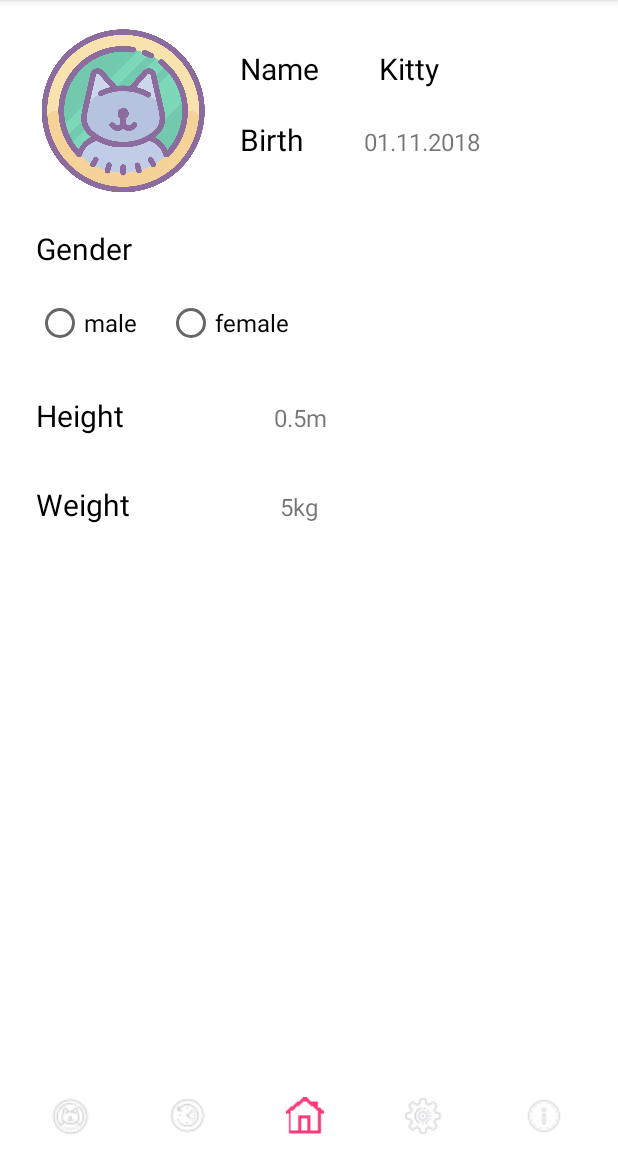
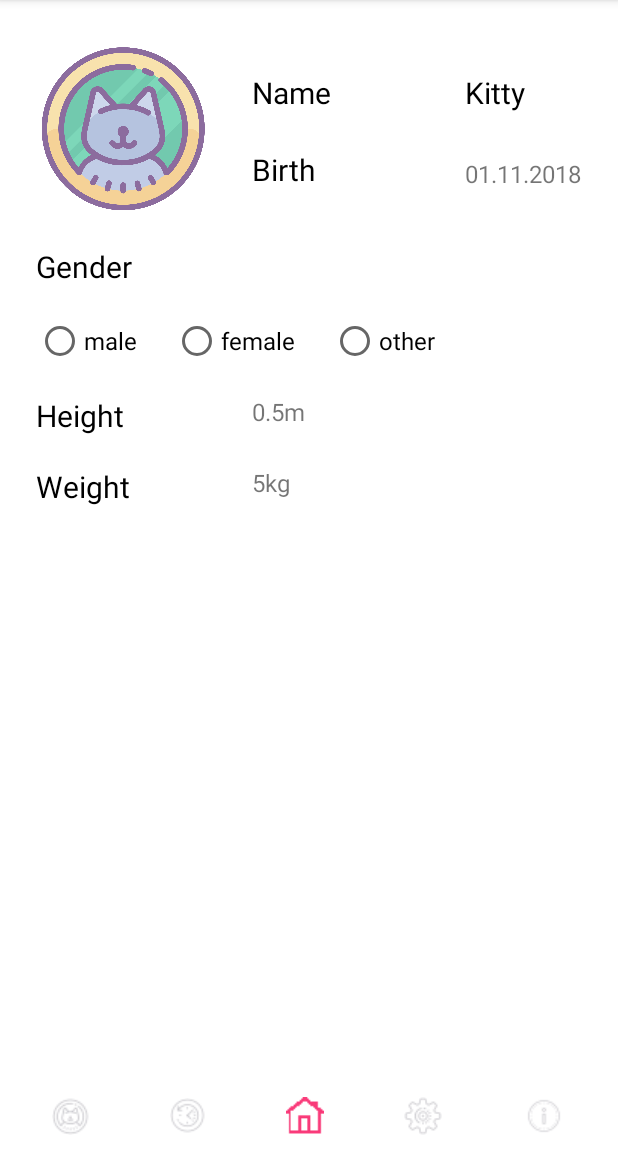
Before and after one commit to ZhenyaVasilevskiy/Catrunner, an Android app: the fragment ProfileFragment placed in its activity, on a phone screen of 412 x 824 dp, the part 84-1236 px from its top. Run offline under Robolectric (Android 15) with nearby library versions, the phone set to English and light mode, and no system bars.

```diff
--- a/app/src/main/res/layout/activity_main.xml
+++ b/app/src/main/res/layout/activity_main.xml
@@ -20,6 +20,7 @@
         android:padding="8dp">
 
         <ImageButton
+            android:contentDescription="@string/title_profile"
             android:src="@drawable/ic_cat_25dp"
             android:background="@drawable/menu_btn_shape"
             android:id="@+id/btn_profile"
@@ -29,6 +30,7 @@
             android:onClick="onClick"/>
 
         <ImageButton
+            android:contentDescription="@string/title_history"
             android:src="@drawable/ic_history_24dp"
             android:background="@drawable/menu_btn_shape"
             android:id="@+id/btn_history"
@@ -38,6 +40,7 @@
             android:onClick="onClick"/>
 
         <ImageButton
+            android:contentDescription="@string/app_name"
             android:src="@drawable/ic_home_25dp"
             android:background="@drawable/menu_btn_shape"
             android:id="@+id/btn_home"
@@ -47,6 +50,7 @@
             android:onClick="onClick"/>
 
         <ImageButton
+            android:contentDescription="@string/title_settings"
             android:src="@drawable/ic_settings_25dp"
             android:background="@drawable/menu_btn_shape"
             android:id="@+id/btn_settings"
@@ -56,6 +60,7 @@
             android:onClick="onClick"/>
 
         <ImageButton
+            android:contentDescription="@string/title_info"
             android:src="@drawable/ic_i_25dp"
             android:background="@drawable/menu_btn_shape"
             android:id="@+id/btn_info"
@@ -63,8 +68,7 @@
             android:layout_width="0dp"
             android:layout_weight="1"
             android:onClick="onClick"
-            android:layout_margin="2dp"
-            android:elevation="2dp"/>
+            android:layout_margin="2dp" />
 
     </LinearLayout>
 
--- a/app/src/main/res/layout/info_fragment.xml
+++ b/app/src/main/res/layout/info_fragment.xml
@@ -3,7 +3,7 @@
     xmlns:android="http://schemas.android.com/apk/res/android"
     android:layout_width="match_parent"
     android:layout_height="match_parent"
-    android:background="#b8fd82"
+    android:background="@color/colorWhite"
     android:orientation="vertical">
 
     <LinearLayout
@@ -32,5 +32,4 @@
 
     </LinearLayout>
 
-
 </LinearLayout>
--- a/app/src/main/res/layout/profile_fragment.xml
+++ b/app/src/main/res/layout/profile_fragment.xml
@@ -1,161 +1,171 @@
 <?xml version="1.0" encoding="utf-8"?>
-<LinearLayout
-    xmlns:android="http://schemas.android.com/apk/res/android"
+<ScrollView xmlns:android="http://schemas.android.com/apk/res/android"
+    android:layout_width="match_parent"
+    android:layout_height="match_parent">
+
+    <RelativeLayout xmlns:android="http://schemas.android.com/apk/res/android"
         android:layout_width="match_parent"
         android:layout_height="match_parent"
-    android:paddingLeft="24dp"
-    android:paddingStart="24dp"
         android:background="@color/colorWhite"
-    android:orientation="vertical">
-
-    <LinearLayout
-        android:layout_width="match_parent"
-        android:layout_height="wrap_content"
-        android:layout_marginTop="12dp"
-        android:orientation="horizontal">
+        android:padding="24dp">
 
         <ImageView
+            android:id="@+id/img_profile"
             android:layout_width="120dp"
             android:layout_height="120dp"
-            android:src="@drawable/cat_profile"
-            android:scaleType="centerCrop"/>
-
-        <LinearLayout
-            android:layout_width="match_parent"
-            android:layout_height="match_parent"
-            android:orientation="vertical">
-
-            <LinearLayout
-                android:layout_width="match_parent"
-                android:layout_height="wrap_content"
-                android:layout_marginStart="16dp"
-                android:layout_marginLeft="16dp"
-                android:layout_marginTop="20dp"
-                android:orientation="horizontal" >
+            android:layout_alignParentStart="true"
+            android:layout_alignParentLeft="true"
+            android:layout_alignParentTop="true"
+            android:scaleType="centerCrop"
+            android:src="@drawable/cat_profile" />
 
         <TextView
+            android:id="@+id/txt_name"
             android:layout_width="wrap_content"
             android:layout_height="wrap_content"
-                    android:textSize="20sp"
+            android:layout_alignParentTop="true"
+            android:layout_margin="24dp"
+            android:layout_toEndOf="@id/img_profile"
+            android:layout_toRightOf="@id/img_profile"
+            android:text="@string/txt_name"
             android:textColor="@color/colorBlack"
-                    android:text="@string/txt_name"/>
+            android:textSize="20sp" />
 
         <TextView
+            android:id="@+id/txt_user_name"
             android:layout_width="wrap_content"
             android:layout_height="wrap_content"
-                    android:layout_marginLeft="40dp"
-                    android:layout_marginStart="40dp"
+            android:layout_alignStart="@id/txt_user_birth"
+            android:layout_alignLeft="@id/txt_user_birth"
+            android:layout_marginTop="24dp"
+            android:layout_toEndOf="@id/txt_name"
+            android:layout_toRightOf="@id/txt_name"
+            android:text="Kitty"
             android:textColor="@color/colorBlack"
-                    android:textSize="20sp"
-                    android:text="Kitty" />
-
-            </LinearLayout>
-
-            <LinearLayout
-                android:layout_width="match_parent"
-                android:layout_height="wrap_content"
-                android:layout_marginStart="16dp"
-                android:layout_marginLeft="16dp"
-                android:layout_marginTop="20dp"
-                android:orientation="horizontal" >
+            android:textSize="20sp" />
 
         <TextView
+            android:id="@+id/txt_birth"
             android:layout_width="wrap_content"
             android:layout_height="wrap_content"
-                    android:textSize="20sp"
+            android:layout_below="@id/txt_name"
+            android:layout_alignStart="@id/txt_name"
+            android:layout_alignLeft="@id/txt_name"
+            android:layout_toEndOf="@id/img_profile"
+            android:layout_toRightOf="@id/img_profile"
+            android:text="@string/txt_birth"
             android:textColor="@color/colorBlack"
-                    android:text="@string/txt_birth"/>
+            android:textSize="20sp" />
 
         <TextView
+            android:id="@+id/txt_user_birth"
             android:layout_width="wrap_content"
             android:layout_height="wrap_content"
-                    android:layout_marginLeft="40dp"
-                    android:layout_marginStart="40dp"
-                    android:textSize="16sp"
-                    android:text="01.11.2018" />
-
-            </LinearLayout>
-
-        </LinearLayout>
-
-    </LinearLayout>
+            android:layout_alignBottom="@id/txt_birth"
+            android:layout_alignParentEnd="true"
+            android:layout_alignParentRight="true"
+            android:text="01.11.2018"
+            android:textSize="16sp" />
 
         <TextView
+            android:id="@+id/txt_gender"
             android:layout_width="wrap_content"
             android:layout_height="wrap_content"
+            android:layout_below="@id/img_profile"
+            android:layout_alignStart="@id/img_profile"
+            android:layout_alignLeft="@id/img_profile"
             android:layout_marginTop="20dp"
-        android:textSize="20sp"
+            android:text="@string/txt_gender"
             android:textColor="@color/colorBlack"
-        android:text="@string/txt_gender"/>
+            android:textSize="20sp" />
 
         <RadioGroup
+            android:id="@+id/radio_gender"
             android:layout_width="wrap_content"
             android:layout_height="wrap_content"
+            android:layout_below="@id/txt_gender"
+            android:layout_alignStart="@id/txt_gender"
+            android:layout_alignLeft="@id/txt_gender"
             android:layout_marginTop="20dp"
             android:orientation="horizontal">
 
             <RadioButton
                 android:layout_width="wrap_content"
                 android:layout_height="wrap_content"
-            android:layout_marginEnd="20dp"
-            android:layout_marginRight="20dp"
-            android:textSize="16sp"
-            android:text="@string/txt_male"/>
+                android:layout_marginEnd="24dp"
+                android:layout_marginRight="24dp"
+                android:text="@string/txt_male"
+                android:textSize="16sp" />
 
             <RadioButton
                 android:layout_width="wrap_content"
                 android:layout_height="wrap_content"
-            android:textSize="16sp"
-            android:text="@string/txt_female"/>
+                android:layout_marginEnd="24dp"
+                android:layout_marginRight="24dp"
+                android:text="@string/txt_female"
+                android:textSize="16sp" />
+
+            <RadioButton
+                android:layout_width="wrap_content"
+                android:layout_height="wrap_content"
+                android:layout_marginEnd="24dp"
+                android:layout_marginRight="24dp"
+                android:text="@string/txt_other"
+                android:textSize="16sp" />
 
         </RadioGroup>
 
-    <LinearLayout
-        android:layout_width="match_parent"
+        <TextView
+            android:id="@+id/txt_height"
+            android:layout_width="wrap_content"
             android:layout_height="wrap_content"
-        android:layout_marginTop="12dp">
+            android:layout_below="@id/radio_gender"
+            android:layout_alignStart="@id/radio_gender"
+            android:layout_alignLeft="@id/radio_gender"
+            android:layout_marginTop="20dp"
+            android:text="@string/txt_height"
+            android:textColor="@color/colorBlack"
+            android:textSize="20sp" />
 
         <TextView
+            android:id="@+id/txt_user_height"
             android:layout_width="wrap_content"
             android:layout_height="wrap_content"
+            android:layout_below="@id/radio_gender"
+            android:layout_alignStart="@id/txt_name"
+            android:layout_alignLeft="@id/txt_name"
+            android:layout_alignBottom="@id/txt_height"
             android:layout_marginTop="20dp"
-            android:textSize="20sp"
-            android:textColor="@color/colorBlack"
-            android:text="@string/txt_height"/>
+            android:layout_toEndOf="@id/txt_height"
+            android:layout_toRightOf="@id/txt_height"
+            android:text="0.5m"
+            android:textSize="16sp" />
 
         <TextView
+            android:id="@+id/txt_weight"
             android:layout_width="wrap_content"
             android:layout_height="wrap_content"
+            android:layout_below="@id/txt_height"
+            android:layout_alignStart="@id/txt_height"
+            android:layout_alignLeft="@id/txt_height"
             android:layout_marginTop="20dp"
-            android:textSize="16sp"
-            android:layout_marginLeft="100dp"
-            android:layout_marginStart="100dp"
-            android:text="0.5m"/>
-
-    </LinearLayout>
-
-    <LinearLayout
-        android:layout_width="match_parent"
-        android:layout_height="wrap_content"
-        android:layout_marginTop="12dp">
+            android:text="@string/txt_weight"
+            android:textColor="@color/colorBlack"
+            android:textSize="20sp" />
 
         <TextView
+            android:id="@+id/txt_user_weight"
             android:layout_width="wrap_content"
             android:layout_height="wrap_content"
+            android:layout_below="@id/txt_user_height"
+            android:layout_alignStart="@id/txt_name"
+            android:layout_alignLeft="@id/txt_name"
+            android:layout_alignBottom="@id/txt_weight"
             android:layout_marginTop="20dp"
-            android:textSize="20sp"
-            android:textColor="@color/colorBlack"
-            android:text="@string/txt_weight"/>
+            android:layout_toEndOf="@id/txt_weight"
+            android:layout_toRightOf="@id/txt_weight"
+            android:text="5kg"
+            android:textSize="16sp" />
 
-        <TextView
-            android:layout_width="wrap_content"
-            android:layout_height="wrap_content"
-            android:layout_marginTop="20dp"
-            android:textSize="16sp"
-            android:layout_marginLeft="100dp"
-            android:layout_marginStart="100dp"
-            android:text="5kg"/>
-
-    </LinearLayout>
-
-</LinearLayout>
+    </RelativeLayout>
+</ScrollView>
--- a/app/src/main/res/values/strings.xml
+++ b/app/src/main/res/values/strings.xml
@@ -22,6 +22,7 @@
     <string name="txt_gender">Gender</string>
     <string name="txt_male">male</string>
     <string name="txt_female">female</string>
+    <string name="txt_other">other</string>
     <string name="txt_height">Height</string>
     <string name="txt_weight">Weight</string>
     <string name="txt_birth">Birth</string>
```
Also changed, not shown: app/src/main/java/com/example/user/catrunner/MainActivity.java (+0 -8 lines), app/src/main/java/com/example/user/catrunner/MapActivity.java (+15 -0 lines), app/src/main/res/layout/activity_map.xml (+25 -6 lines), app/src/main/res/layout/history_fragment.xml (+17 -13 lines), app/src/main/res/layout/settings_fragment.xml (+34 -25 lines). Lines whose indentation alone changed are shown as unchanged.
